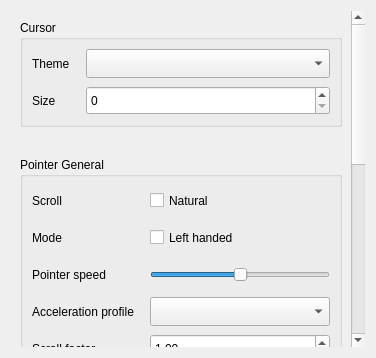
Above: src/mouse.ui from labwc/labwc-tweaks before the change. Below: the same form after it.
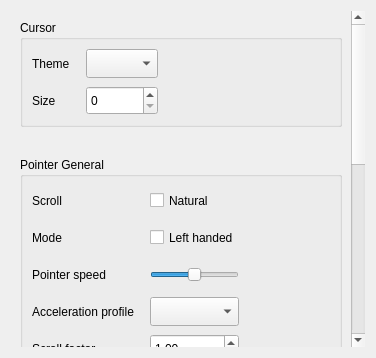
That is the form after the change.

Commit message:
Add horizontal spacer to {keyboard,mouse}.ui
...to avoid long widgets like QComboBoxes

The edit to the form file:
```diff
--- a/src/mouse.ui
+++ b/src/mouse.ui
@@ -23,7 +23,7 @@
          <property name="title">
           <string>Cursor</string>
          </property>
-         <layout class="QGridLayout" name="gridLayout_cursor" columnstretch="0,1">
+         <layout class="QGridLayout" name="gridLayout_cursor" columnstretch="0,0,1">
           <property name="horizontalSpacing">
            <number>16</number>
           </property>
@@ -47,6 +47,13 @@
             </property>
            </widget>
           </item>
+          <item row="0" column="2">
+           <spacer name="horizontalSpacer">
+            <property name="orientation">
+             <enum>Qt::Orientation::Horizontal</enum>
+            </property>
+           </spacer>
+          </item>
           <item row="1" column="0">
            <widget class="QLabel" name="label_4">
             <property name="text">
@@ -73,7 +80,7 @@
          <property name="title">
           <string>Pointer General</string>
          </property>
-         <layout class="QGridLayout" name="gridLayout_general" columnstretch="0,1">
+         <layout class="QGridLayout" name="gridLayout_general" columnstretch="0,0,1">
           <property name="horizontalSpacing">
            <number>16</number>
           </property>
@@ -100,6 +107,13 @@
             </property>
            </widget>
           </item>
+          <item row="0" column="2">
+           <spacer name="horizontalSpacer">
+            <property name="orientation">
+             <enum>Qt::Orientation::Horizontal</enum>
+            </property>
+           </spacer>
+          </item>
           <item row="1" column="0">
            <widget class="QLabel" name="label_leftHanded">
             <property name="text">
```
The commit also changes 2 other files.
